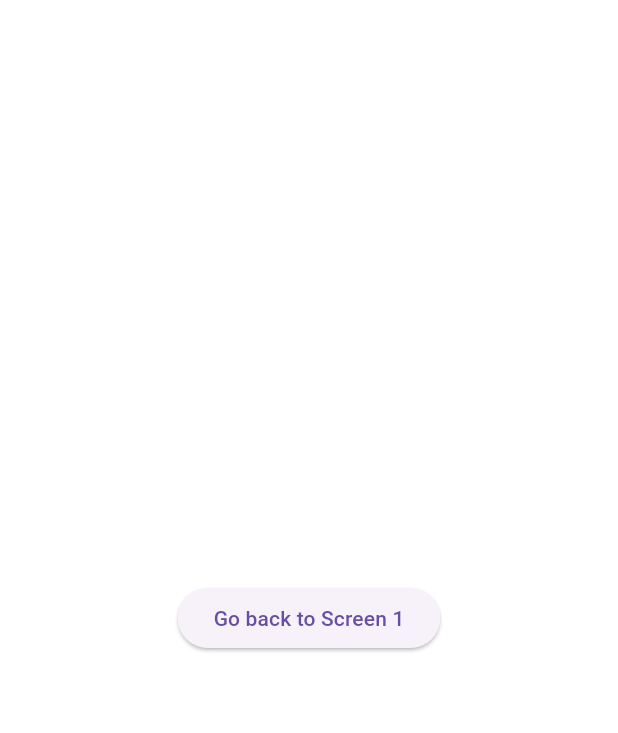
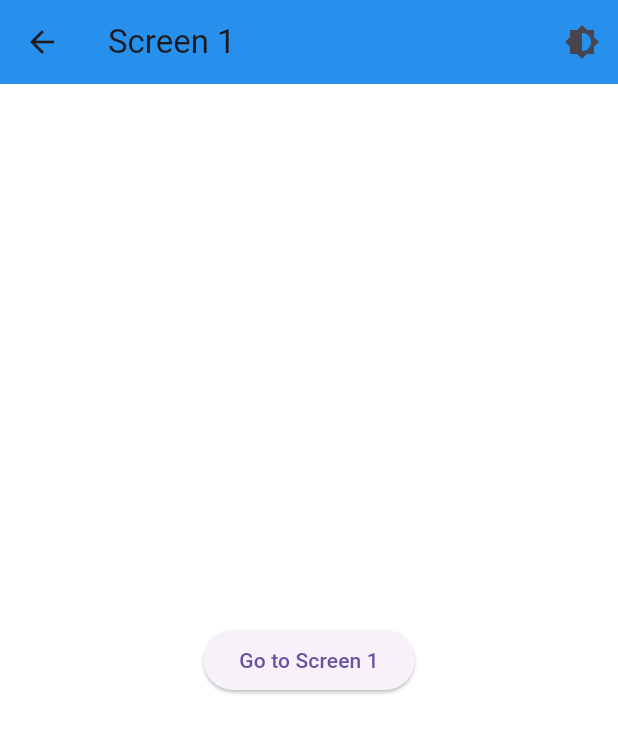
Before and after one commit to BalakrishnanPT/FlutterSamples, a Flutter app: the screen it shows after launch, after a tap on "Go to Screen 2", on a phone screen of 412 x 824 dp. Shown: the top 733 px of the screen. Run offline on Flutter 3.47's test engine with Material 3 defaults, Android fonts, the phone set to English and light mode, and no system bars; Roboto replaces fonts that are missing (Arial).

Commit message:
refactor the code to reuse the app bar

```diff
--- a/lib/home.dart
+++ b/lib/home.dart
@@ -1,4 +1,5 @@
 import 'package:flutter/material.dart';
+import 'package:sample1/screen_1.dart';
 
 class HomePage extends StatelessWidget {
   final Function toggleTheme;
@@ -8,45 +9,7 @@ class HomePage extends StatelessWidget {
   @override
   Widget build(BuildContext context) {
     return Scaffold(
-      appBar: AppBar(
-        title: const Text('Home Page'),
-        actions: <Widget>[
-          IconButton(
-            icon: const Icon(Icons.brightness_6),
-            onPressed: () => toggleTheme(),
-          ),
-        ],
-      ),
-      body: Screen1(),
+      body: Screen1(toggleTheme: toggleTheme),
     );
   }
 }
-
-class Screen1 extends StatelessWidget {
-  @override
-  Widget build(BuildContext context) {
-    return Center(
-      child: ElevatedButton(
-        child: Text('Go to Screen 2'),
-        onPressed: () {
-          Navigator.push(
-            context,
-            MaterialPageRoute(builder: (context) => Screen2()),
-          );
-        },
-      ),
-    );
-  }
-}
-
-class Screen2 extends StatelessWidget {
-  @override
-  Widget build(BuildContext context) {
-    return Center(
-      child: ElevatedButton(
-        child: Text('Go back to Screen 1'),
-        onPressed: () => Navigator.pop(context),
-      ),
-    );
-  }
-}
--- /dev/null
+++ b/lib/reusable_appbar.dart
@@ -0,0 +1,27 @@
+import 'package:flutter/material.dart';
+
+class ReusableAppBar extends StatelessWidget implements PreferredSizeWidget {
+  final String title;
+  final Function toggleTheme;
+
+  const ReusableAppBar(
+      {Key? key, required this.title, required this.toggleTheme})
+      : super(key: key);
+
+  @override
+  Widget build(BuildContext context) {
+    return AppBar(
+      title: Text(title),
+      // Add other actions or customizations here
+      actions: <Widget>[
+        IconButton(
+          icon: const Icon(Icons.brightness_6),
+          onPressed: () => toggleTheme(),
+        ),
+      ],
+    );
+  }
+
+  @override
+  Size get preferredSize => const Size.fromHeight(kToolbarHeight);
+}
--- /dev/null
+++ b/lib/screen_1.dart
@@ -0,0 +1,27 @@
+import 'package:flutter/material.dart';
+import 'package:sample1/reusable_appbar.dart';
+import 'package:sample1/screen_2.dart';
+
+class Screen1 extends StatelessWidget {
+  final Function toggleTheme;
+  const Screen1({Key? key, required this.toggleTheme}) : super(key: key);
+  @override
+  Widget build(BuildContext context) {
+    return Scaffold(
+        appBar: ReusableAppBar(title: 'Screen 1', toggleTheme: toggleTheme),
+        body: Center(
+          child: ElevatedButton(
+            child: const Text('Go to Screen 2'),
+            onPressed: () {
+              Navigator.push(
+                context,
+                MaterialPageRoute(
+                    builder: (context) => Screen2(
+                          toggleTheme: toggleTheme,
+                        )),
+              );
+            },
+          ),
+        ));
+  }
+}
--- /dev/null
+++ b/lib/screen_2.dart
@@ -0,0 +1,27 @@
+import 'package:flutter/material.dart';
+import 'package:sample1/reusable_appbar.dart';
+import 'package:sample1/screen_1.dart';
+
+class Screen2 extends StatelessWidget {
+  final Function toggleTheme;
+  const Screen2({Key? key, required this.toggleTheme}) : super(key: key);
+  @override
+  Widget build(BuildContext context) {
+    return Scaffold(
+        appBar: ReusableAppBar(title: 'Screen 1', toggleTheme: toggleTheme),
+        body: Center(
+          child: ElevatedButton(
+            child: const Text('Go to Screen 1'),
+            onPressed: () {
+              Navigator.push(
+                context,
+                MaterialPageRoute(
+                    builder: (context) => Screen1(
+                          toggleTheme: toggleTheme,
+                        )),
+              );
+            },
+          ),
+        ));
+  }
+}
```
